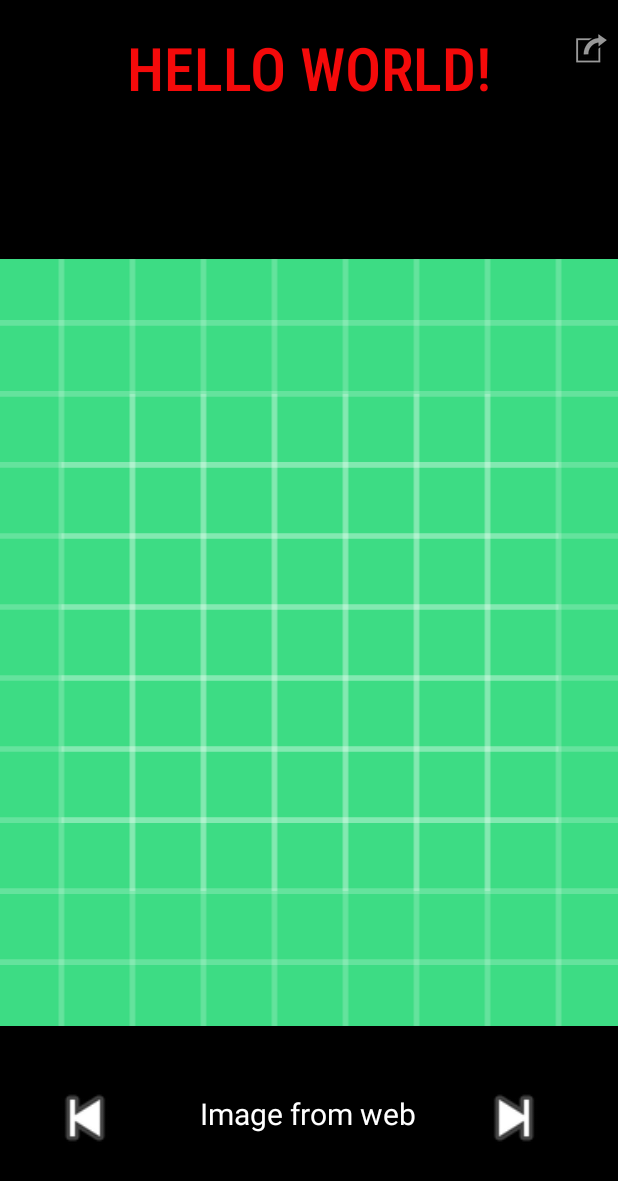
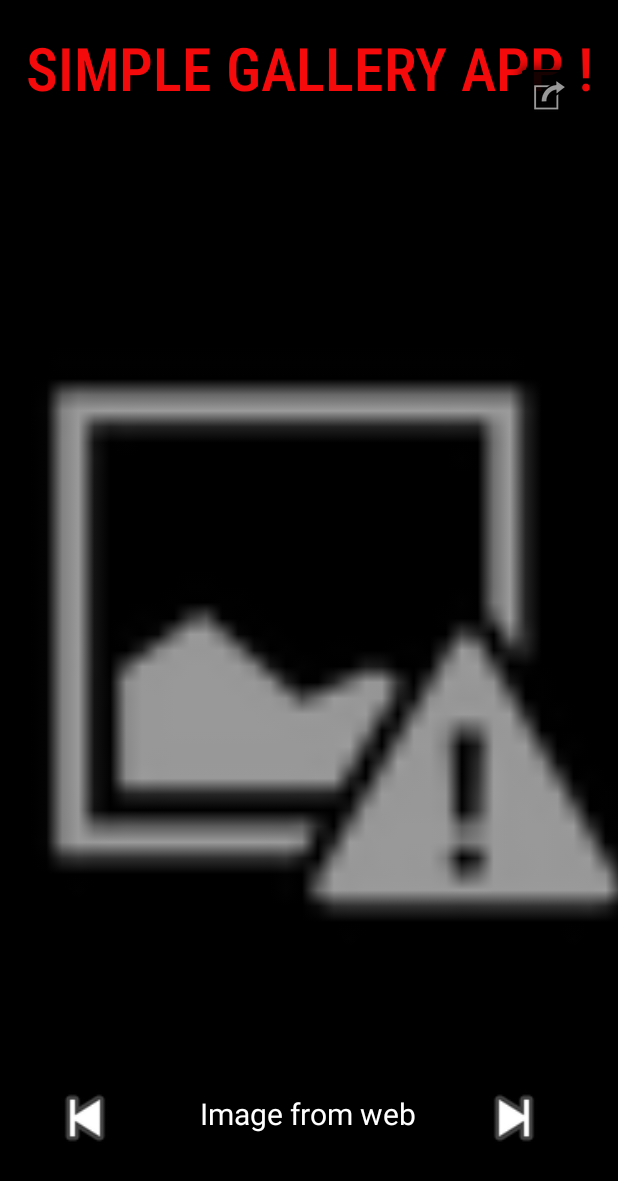
Before and after one commit to codershubinc/AppDev, an Android app: the layout activity_main.xml on its own in the app's theme, with its tools: preview values and no code run, on a phone screen of 412 x 824 dp. Shown: the top 1181 px of the screen. Run offline under Robolectric (Android 15) with nearby library versions, the phone set to English and light mode, and no system bars.

Commit message:
simple gallery navigation

```diff
--- a/app_Projaect_0/app/src/main/res/layout/activity_main.xml
+++ b/app_Projaect_0/app/src/main/res/layout/activity_main.xml
@@ -1,6 +1,5 @@
 <?xml version="1.0" encoding="utf-8"?>
-<androidx.constraintlayout.widget.ConstraintLayout
-    xmlns:android="http://schemas.android.com/apk/res/android"
+<androidx.constraintlayout.widget.ConstraintLayout xmlns:android="http://schemas.android.com/apk/res/android"
     xmlns:app="http://schemas.android.com/apk/res-auto"
     xmlns:tools="http://schemas.android.com/tools"
     android:id="@+id/main"
@@ -12,23 +11,6 @@
 
     >
 
-    <TextView
-        android:id="@+id/textView"
-        android:layout_width="wrap_content"
-        android:layout_height="wrap_content"
-        android:contentDescription="@string/greeting"
-        android:fontFamily="sans-serif-condensed-light"
-        android:gravity="center"
-        android:text="@string/greeting"
-        android:textAllCaps="true"
-        android:textColor="#F40A0A"
-        android:textSize="40sp"
-        android:textStyle="bold"
-        app:layout_constraintBottom_toBottomOf="parent"
-        app:layout_constraintEnd_toEndOf="parent"
-        app:layout_constraintStart_toStartOf="parent"
-        app:layout_constraintTop_toTopOf="parent"
-        app:layout_constraintVertical_bias="0.023" />
 
     <ImageView
         android:id="@+id/imageView"
@@ -37,7 +19,7 @@
         android:layout_marginBottom="140dp"
         android:contentDescription="@string/greeting"
         android:onClick="resetCounter"
-        android:src="@drawable/ic_launcher_background"
+        android:src="@android:drawable/ic_menu_report_image"
         app:layout_constraintBottom_toBottomOf="parent"
         app:layout_constraintEnd_toEndOf="parent"
         app:layout_constraintStart_toStartOf="parent" />
@@ -95,18 +77,39 @@
         app:layout_constraintEnd_toEndOf="parent"
         app:layout_constraintStart_toStartOf="parent" />
 
+
+
+    <TextView
+        android:id="@+id/textView"
+        android:layout_width="wrap_content"
+        android:layout_height="wrap_content"
+        android:contentDescription="@string/greeting"
+        android:fontFamily="sans-serif-condensed-light"
+        android:gravity="center"
+        android:text="@string/greeting"
+        android:textAllCaps="true"
+        android:textColor="#F40A0A"
+        android:textSize="40sp"
+        android:textStyle="bold"
+        app:layout_constraintBottom_toBottomOf="parent"
+        app:layout_constraintEnd_toEndOf="parent"
+        app:layout_constraintStart_toStartOf="parent"
+        app:layout_constraintTop_toTopOf="parent"
+        app:layout_constraintVertical_bias="0.023" />
+
     <ImageButton
         android:layout_width="wrap_content"
         android:layout_height="wrap_content"
-        android:background="#00FFFFFF"
+        android:background="@android:drawable/alert_dark_frame"
+        android:backgroundTint="@color/black"
+        android:contentDescription="@string/app_name"
+        android:onClick="openAnatherIntent"
         android:src="@android:drawable/ic_menu_set_as"
         app:layout_constraintBottom_toBottomOf="parent"
         app:layout_constraintEnd_toEndOf="parent"
-        app:layout_constraintHorizontal_bias="0.967"
-        app:layout_constraintStart_toEndOf="@+id/textView"
+        app:layout_constraintHorizontal_bias="0.951"
+        app:layout_constraintStart_toStartOf="parent"
         app:layout_constraintTop_toTopOf="parent"
-        app:layout_constraintVertical_bias="0.022"
-        android:onClick="openAnatherIntent"/>
-
+        app:layout_constraintVertical_bias="0.05" />
 
 </androidx.constraintlayout.widget.ConstraintLayout>
--- a/app_Projaect_0/app/src/main/res/values/strings.xml
+++ b/app_Projaect_0/app/src/main/res/values/strings.xml
@@ -1,6 +1,6 @@
 <resources>
     <string name="app_name">app_Project_0</string>
-    <string name="greeting">Hello World!</string>
+    <string name="greeting">Simple Gallery App !</string>
     <string name="hello_blank_fragment">Hello blank fragment</string>
     <string name="click_img_to_reset_count">Image from web </string>
 
--- a/app_Projaect_0/gradle/libs.versions.toml
+++ b/app_Projaect_0/gradle/libs.versions.toml
@@ -27,4 +27,4 @@ kotlin-gradle-plugin = { group = "org.jetbrains.kotlin", name = "kotlin-gradle-p
 
 [plugins]
 android-application = { id = "com.android.application", version.ref = "agp" }
-kotlin-android = { id = "org.jetbrains.kotlin.android", version.ref = "kotlin" }
+kotlin-android = { id = "org.jetbrains.kotlin.android", version = "2.0.0" }
```
Also changed, not shown: app_Projaect_0/app/build.gradle.kts (+2 -6 lines), app_Projaect_0/app/src/main/AndroidManifest.xml (+6 -2 lines), app_Projaect_0/app/src/main/java/com/example/app_projaect_0/MainActivity.kt (+7 -2 lines), app_Projaect_0/app/src/main/java/com/example/app_projaect_0/MainActivity2.kt (added, +49 -0 lines), app_Projaect_0/app/src/main/res/layout/activity_main2.xml (added, +35 -0 lines), app_Projaect_0/build.gradle.kts (+12 -13 lines), 1 other file.
